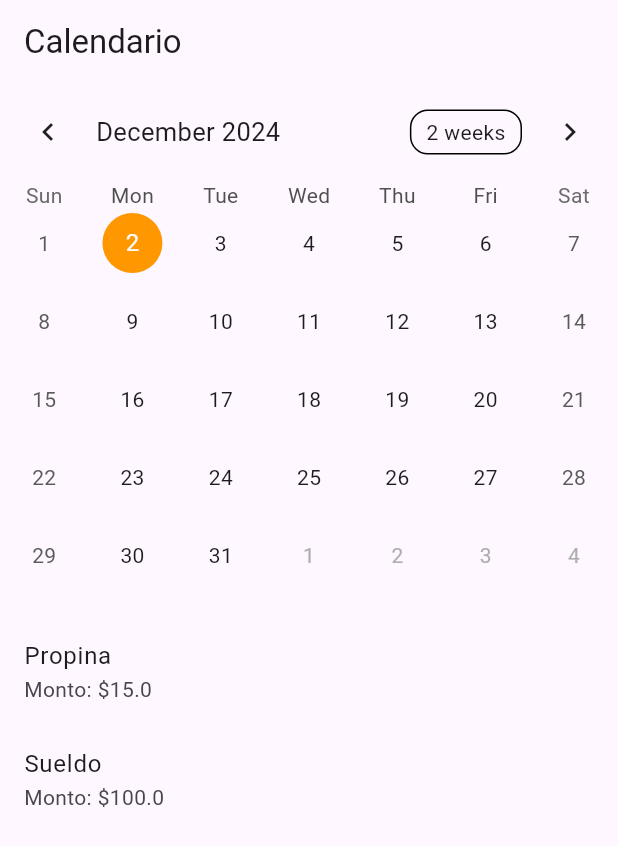
After one commit to sebasinmiedo/app-finance, a Flutter app: the CalendarioScreen screen opened directly, on a phone screen of 412 x 824 dp. The commit adds this screen. Shown: the top 846 px of the screen. Run offline on Flutter 3.47's test engine with Material 3 defaults, Android fonts, the phone set to English and light mode, and no system bars; drawn by our look-alikes of table_calendar; our stand-ins replace fl_chart, sqflite; missing offline and left inert: month_year_picker; accounts and stored records are empty.

Commit message:
Primera implementacion del calendario

```diff
--- a/lib/database/db_helper.dart
+++ b/lib/database/db_helper.dart
@@ -152,6 +152,19 @@ class BasedatoHelper {
     return transacciones;
   }
 
+  Future<List<Map<String, dynamic>>> obtenerTotalesPorGrupo(
+      DateTime inicio, DateTime fin) async {
+    final db = await database;
+    return db.rawQuery('''
+    SELECT g.nombre AS grupo, SUM(t.monto) AS total
+    FROM transaccion t
+    JOIN categoria c ON t.categoriaId = c.id
+    JOIN grupo g ON c.grupoId = g.id
+    WHERE t.tipo = 'gasto' AND t.fecha BETWEEN ? AND ?
+    GROUP BY g.nombre
+  ''', [inicio.toIso8601String(), fin.toIso8601String()]);
+  }
+
   // Limpia todas las tablas de la base de datos
   Future<void> clearDatabase() async {
     final db = await database;
--- /dev/null
+++ b/lib/screens/calendario.dart
@@ -0,0 +1,83 @@
+import 'package:flutter/material.dart';
+import 'package:table_calendar/table_calendar.dart';
+
+class CalendarioScreen extends StatefulWidget {
+  const CalendarioScreen({super.key});
+
+  @override
+  _CalendarioScreenState createState() => _CalendarioScreenState();
+}
+
+class _CalendarioScreenState extends State<CalendarioScreen> {
+  // Fecha seleccionada
+  DateTime _fechaSeleccionada = DateTime.now();
+
+  // Simulación de transacciones
+  final Map<String, List<Map<String, dynamic>>> _transaccionesPorFecha = {
+    '2024-12-01': [
+      {'titulo': 'Cepillo de dientes', 'monto': 12.0},
+      {'titulo': 'Jabón', 'monto': 8.0},
+    ],
+    '2024-12-02': [
+      {'titulo': 'Propina', 'monto': 15.0},
+      {'titulo': 'Sueldo', 'monto': 100.0},
+    ],
+  };
+
+  // Obtener transacciones para la fecha seleccionada
+  List<Map<String, dynamic>> _obtenerTransacciones(DateTime fecha) {
+    String claveFecha = fecha.toIso8601String().split('T').first;
+    return _transaccionesPorFecha[claveFecha] ?? [];
+  }
+
+  @override
+  Widget build(BuildContext context) {
+    // Transacciones del día seleccionado
+    List<Map<String, dynamic>> transacciones =
+        _obtenerTransacciones(_fechaSeleccionada);
+
+    return Scaffold(
+      appBar: AppBar(title: Text('Calendario')),
+      body: Column(
+        children: [
+          // Calendario
+          TableCalendar(
+            firstDay: DateTime.utc(2020, 1, 1),
+            lastDay: DateTime.utc(2030, 12, 31),
+            focusedDay: _fechaSeleccionada,
+            selectedDayPredicate: (day) => isSameDay(day, _fechaSeleccionada),
+            onDaySelected: (selectedDay, focusedDay) {
+              setState(() {
+                _fechaSeleccionada = selectedDay;
+              });
+            },
+            calendarStyle: CalendarStyle(
+              todayDecoration:
+                  BoxDecoration(color: Colors.blue, shape: BoxShape.circle),
+              selectedDecoration:
+                  BoxDecoration(color: Colors.orange, shape: BoxShape.circle),
+            ),
+          ),
+          const SizedBox(height: 16),
+          // Mostrar las transacciones del día seleccionado
+          Expanded(
+            child: transacciones.isNotEmpty
+                ? ListView.builder(
+                    itemCount: transacciones.length,
+                    itemBuilder: (context, index) {
+                      final transaccion = transacciones[index];
+                      return ListTile(
+                        title: Text(transaccion['titulo']),
+                        subtitle:
+                            Text('Monto: \$${transaccion['monto'].toString()}'),
+                      );
+                    },
+                  )
+                : const Center(
+                    child: Text('No hay transacciones para este día')),
+          ),
+        ],
+      ),
+    );
+  }
+}
--- a/lib/screens/home.dart
+++ b/lib/screens/home.dart
@@ -1,3 +1,4 @@
+import 'package:app_finance/screens/calendario.dart';
 import 'package:app_finance/screens/categorias.dart';
 import 'package:app_finance/screens/graficos.dart';
 import 'package:app_finance/screens/presupuestos.dart';
@@ -90,7 +91,7 @@ class _HomeScreenState extends State<HomeScreen>
           GraficosScreen(),
           TransaccionesScreen(),
           CategoriasScreen(),
-          Center(child: Text('Calendario')),
+          CalendarioScreen(),
           PresupuestosScreen(),
         ],
       ),
--- a/pubspec.yaml
+++ b/pubspec.yaml
@@ -35,6 +35,7 @@ dependencies:
   intl: ^0.19.0
   fl_chart: ^0.68.0
   month_year_picker: ^0.4.0+1
+  table_calendar: ^3.0.8
   flutter_localizations:
     sdk: flutter
 
```
Also changed, not shown: pubspec.lock.
